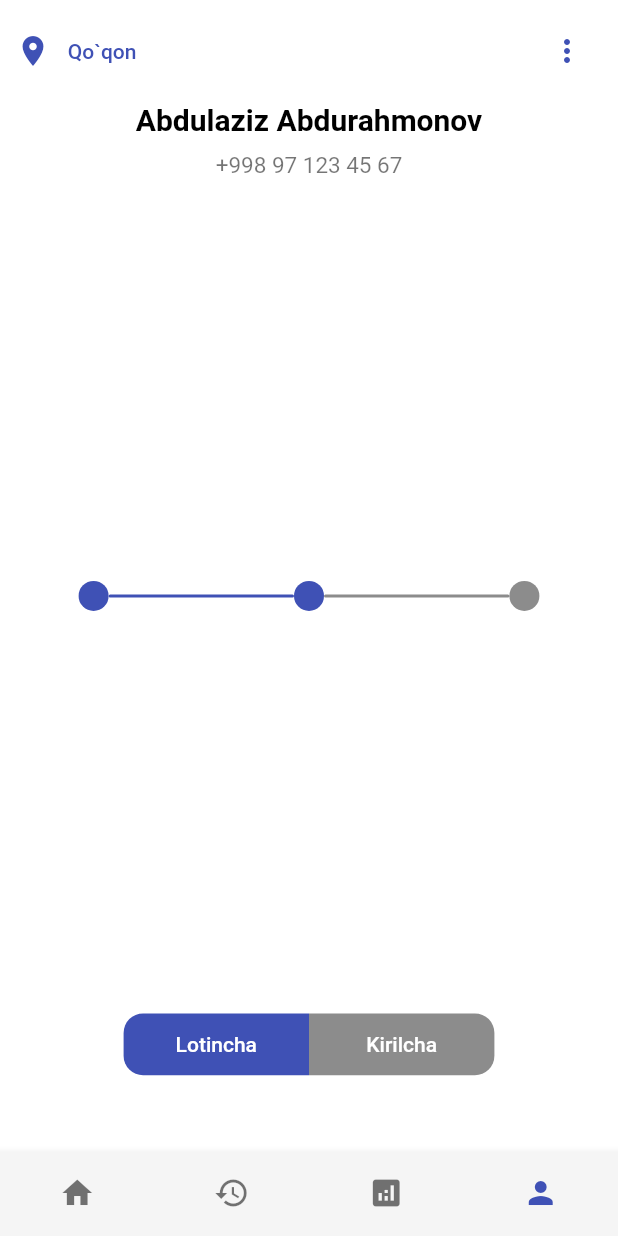
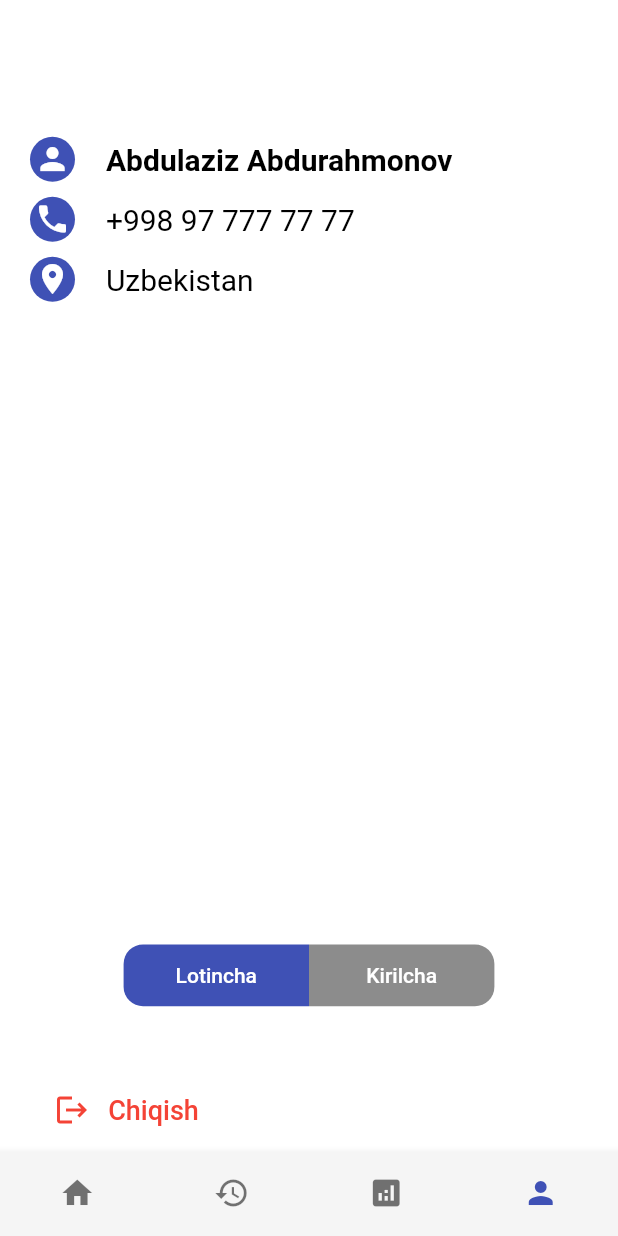
Before and after one commit to To-Rex/AvtoQismlar, a Flutter app: the screen it shows after launch, item 4 of the bottom bar chosen, on a phone screen of 412 x 824 dp. Run offline on Flutter 3.47's test engine with Material 2 defaults, Android fonts, the phone set to English and light mode, and no system bars; our stand-ins replace carousel_slider, flutter_countdown_timer, shared_preferences; generated files the repository leaves out were written again; network calls fail.

Commit message:
Avto Qismlar

```diff
--- a/lib/fragmentTab/settings_page.dart
+++ b/lib/fragmentTab/settings_page.dart
@@ -32,75 +32,30 @@ class _SampesPageState extends State<SettingsPage>
       ),
       body: Column(
         children: [
+          SizedBox(
+            height: MediaQuery.of(context).size.height * 0.05,
+          ),
           Container(
-            margin: const EdgeInsets.only(top: 10, left: 10, right: 10),
+            margin: const EdgeInsets.only(top: 50, left: 20, right: 10),
             child: Row(
               children: [
-                //location icon and text
-                const Icon(Icons.location_on, color: Colors.indigo),
-                SizedBox(
-                  width: MediaQuery.of(context).size.width * 0.005,
+                //icon person
+                Container(
+                  width: 30,
+                  height: 30,
+                  decoration: const BoxDecoration(
+                    color: Colors.indigo,
+                    //in the form of a circle with a radius of 50
+                    borderRadius: BorderRadius.all(Radius.circular(50)),
                   ),
-                TextButton(
-                  onPressed: () {},
-                  child: const Text('Qo`qon',
-                      style: TextStyle(color: Colors.indigo)),
-                ),
-                Expanded(child: Container()),
-                PopupMenuButton(
-                  icon: const Icon(Icons.more_vert, color: Colors.indigo),
-                  itemBuilder: (context) => [
-                    //edit profile button and icon
-                    PopupMenuItem(
-                      child: Container(
-                        margin:
-                            const EdgeInsets.only(top: 10, left: 10, right: 10),
-                        child: Row(
-                          children: [
-                            const Icon(Icons.edit, color: Colors.indigo),
-                            SizedBox(
-                              width: MediaQuery.of(context).size.width * 0.005,
-                            ),
-                            TextButton(
-                              onPressed: () {},
-                              child: Text(
-                                  AppLocalizations.of(context)!.editProfile,
-                                  style: const TextStyle(color: Colors.indigo)),
-                            ),
-                          ],
+                  child: const Icon(
+                    Icons.person,
+                    color: Colors.white,
                   ),
                 ),
+                SizedBox(
+                  width: MediaQuery.of(context).size.width * 0.05,
                 ),
-                    PopupMenuItem(
-                      child: Container(
-                        margin:
-                            const EdgeInsets.only(top: 10, left: 10, right: 10),
-                        child: Row(
-                          children: [
-                            const Icon(Icons.logout, color: Colors.redAccent),
-                            SizedBox(
-                              width: MediaQuery.of(context).size.width * 0.005,
-                            ),
-                            TextButton(
-                              onPressed: () {},
-                              child: Text(AppLocalizations.of(context)!.logout,
-                                  style:
-                                      const TextStyle(color: Colors.redAccent)),
-                            ),
-                          ],
-                        ),
-                      ),
-                    ),
-                  ],
-                ),
-              ],
-            ),
-          ),
-          Container(
-            margin: const EdgeInsets.only(top: 10, left: 10, right: 10),
-            child: Row(
-              children: [
-                Expanded(child: Container()),
                 const Text('Abdulaziz Abdurahmonov',
                     style: TextStyle(
                         color: Colors.black,
@@ -110,76 +65,67 @@ class _SampesPageState extends State<SettingsPage>
               ],
             ),
           ),
-          //phone number
           Container(
-            margin: const EdgeInsets.only(top: 10, left: 10, right: 10),
+            margin: const EdgeInsets.only(top: 10, left: 20, right: 10),
             child: Row(
               children: [
-                Expanded(child: Container()),
-                const Text('+998 97 123 45 67',
+                //icon person
+                Container(
+                  width: 30,
+                  height: 30,
+                  decoration: const BoxDecoration(
+                    color: Colors.indigo,
+                    //in the form of a circle with a radius of 50
+                    borderRadius: BorderRadius.all(Radius.circular(50)),
+                  ),
+                  child: const Icon(
+                    Icons.phone,
+                    color: Colors.white,
+                  ),
+                ),
+                SizedBox(
+                  width: MediaQuery.of(context).size.width * 0.05,
+                ),
+                const Text('+998 97 777 77 77',
                     style: TextStyle(
-                      color: Colors.black54,
-                      fontSize: 15,
+                      color: Colors.black,
+                      fontSize: 20,
                     )),
                 Expanded(child: Container()),
               ],
             ),
           ),
-
-          Expanded(child: Container()),
-          Row(
+          //country
+          Container(
+            margin: const EdgeInsets.only(top: 10, left: 20, right: 10),
+            child: Row(
               children: [
-              Expanded(child: Container()),
+                //icon person
                 Container(
-                width: 20,
-                height: 20,
-                decoration: BoxDecoration(
-                  color: color1,
+                  width: 30,
+                  height: 30,
+                  decoration: const BoxDecoration(
+                    color: Colors.indigo,
                     //in the form of a circle with a radius of 50
-                  borderRadius: const BorderRadius.all(Radius.circular(13)),
+                    borderRadius: BorderRadius.all(Radius.circular(50)),
+                  ),
+                  child: const Icon(
+                    Icons.location_on,
+                    color: Colors.white,
                   ),
                 ),
-              Container(
-                width: MediaQuery.of(context).size.width * 0.3,
-                height: 2,
-                decoration: BoxDecoration(
-                  color: color1,
-                  //in the form of a circle with a radius of 50
-                  borderRadius: const BorderRadius.all(Radius.circular(13)),
+                SizedBox(
+                  width: MediaQuery.of(context).size.width * 0.05,
                 ),
-              ),
-              Container(
-                width: 20,
-                height: 20,
-                decoration: BoxDecoration(
-                  color: color1,
-                  //in the form of a circle with a radius of 50
-                  borderRadius: const BorderRadius.all(Radius.circular(13)),
-                ),
-              ),
-              Container(
-                width: MediaQuery.of(context).size.width * 0.3,
-                height: 2,
-                decoration: BoxDecoration(
-                  color: color2,
-                  //in the form of a circle with a radius of 50
-                  borderRadius: const BorderRadius.all(Radius.circular(13)),
-                ),
-              ),
-              Container(
-                width: 20,
-                height: 20,
-                decoration: BoxDecoration(
-                  color: color2,
-                  //in the form of a circle with a radius of 50
-                  borderRadius: const BorderRadius.all(Radius.circular(13)),
-                ),
-              ),
+                const Text('Uzbekistan',
+                    style: TextStyle(
+                      color: Colors.black,
+                      fontSize: 20,
+                    )),
                 Expanded(child: Container()),
               ],
             ),
-
-          //name and surname
+          ),
 
           Expanded(child: Container()),
           Row(
@@ -239,10 +185,38 @@ class _SampesPageState extends State<SettingsPage>
           SizedBox(
             height: MediaQuery.of(context).size.height * 0.05,
           ),
+          //logout icon button and text
           Container(
-            margin: const EdgeInsets.only(top: 10, left: 10, right: 10),
+              margin: const EdgeInsets.only(left: 20, right: 10),
+              child: Row(
+                children: [
+                  TextButton(
+                    onPressed: () {},
+                    child: Row(
+                      children: [
+                        //icon logout and text
+                        Container(
+                          width: 40,
+                          height: 40,
+                          decoration: const BoxDecoration(
+                            borderRadius: BorderRadius.all(Radius.circular(50)),
+                          ),
+                          child: const Icon(
+                            Icons.logout,
                             color: Colors.red,
                           ),
+                        ),
+                        SizedBox(
+                          width: MediaQuery.of(context).size.width * 0.01,
+                        ),
+                        Text(AppLocalizations.of(context)!.logout,
+                            style: const TextStyle(
+                                color: Colors.red, fontSize: 18)),
+                      ],
+                    ),
+                  ),
+                ],
+              )),
         ],
       ),
     );
--- a/lib/samples/product_page.dart
+++ b/lib/samples/product_page.dart
@@ -311,7 +311,6 @@ class _SampesPageState extends State<ProductPage>
                                                     )),
                                               ],
                                             ),
-
                                             SizedBox(
                                                 height: MediaQuery.of(context).size.height * 0.003),
                                             if (_listProduct[index].discount != "0.00")
```
Lines whose indentation alone changed are shown as unchanged.
